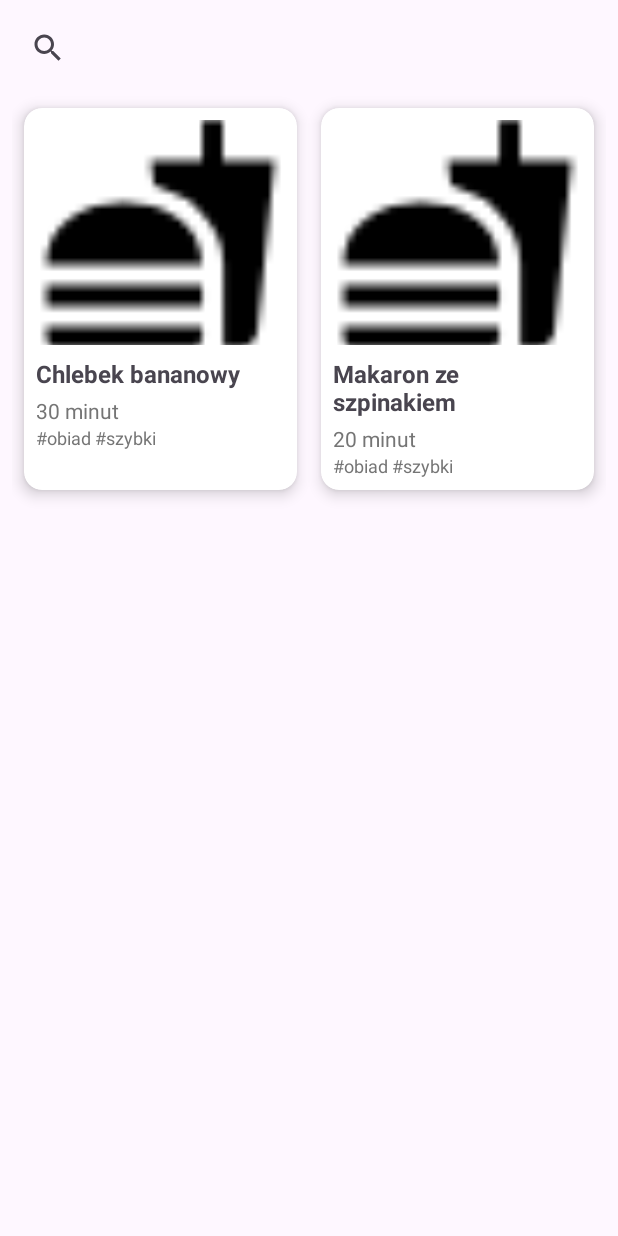
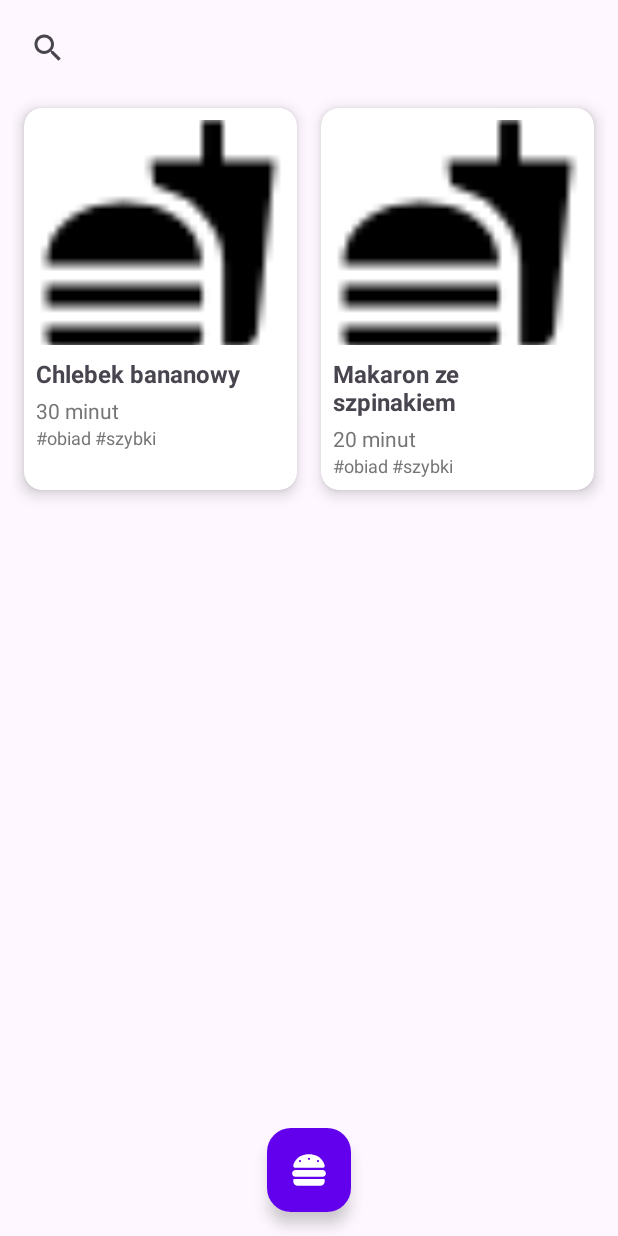
Before and after one commit to Dudziak07/CookMate, an Android app: the screen it shows after launch (RecipesActivity), on a phone screen of 412 x 824 dp. Run offline under Robolectric (Android 15) with nearby library versions, the light colour scheme and no system bars; our stand-ins replace Room's generated code.

Commit message:
Floating button na dole oraz działający przycisk dodawnia

```diff
--- a/app/build.gradle.kts
+++ b/app/build.gradle.kts
@@ -57,6 +57,8 @@ dependencies {
 
     implementation(libs.cardview)
     implementation(libs.play.services.base) // lub najnowsza wersja
-    implementation(libs.appcompat.v161)
+    implementation(libs.appcompat)
     implementation(libs.annotation)
+    implementation(libs.material)
+
 }
--- /dev/null
+++ b/app/src/main/res/drawable/burger_menu.xml
@@ -0,0 +1,9 @@
+<vector xmlns:android="http://schemas.android.com/apk/res/android"
+    android:width="512dp"
+    android:height="512dp"
+    android:viewportWidth="512"
+    android:viewportHeight="512">
+  <path
+      android:fillColor="#FF000000"
+      android:pathData="M61.1,224C45,224 32,211 32,194.9c0,-1.9 0.2,-3.7 0.6,-5.6C37.9,168.3 78.8,32 256,32s218.1,136.3 223.4,157.3c0.5,1.9 0.6,3.7 0.6,5.6c0,16.1 -13,29.1 -29.1,29.1L61.1,224zM144,128a16,16 0,1 0,-32 0,16 16,0 1,0 32,0zM384,144a16,16 0,1 0,0 -32,16 16,0 1,0 0,32zM272,96a16,16 0,1 0,-32 0,16 16,0 1,0 32,0zM16,304c0,-26.5 21.5,-48 48,-48l384,0c26.5,0 48,21.5 48,48s-21.5,48 -48,48L64,352c-26.5,0 -48,-21.5 -48,-48zM32,400c0,-8.8 7.2,-16 16,-16l416,0c8.8,0 16,7.2 16,16l0,16c0,35.3 -28.7,64 -64,64L96,480c-35.3,0 -64,-28.7 -64,-64l0,-16z"/>
+</vector>
--- /dev/null
+++ b/app/src/main/res/drawable/ic_add.xml
@@ -0,0 +1,5 @@
+<vector xmlns:android="http://schemas.android.com/apk/res/android" android:height="24dp" android:tint="#000000" android:viewportHeight="24" android:viewportWidth="24" android:width="24dp">
+
+    <path android:fillColor="@android:color/white" android:pathData="M12,2C6.48,2 2,6.48 2,12s4.48,10 10,10 10,-4.48 10,-10S17.52,2 12,2zM17,13h-4v4h-2v-4L7,13v-2h4L11,7h2v4h4v2z"/>
+
+</vector>
--- a/app/src/main/res/layout/activity_recipes.xml
+++ b/app/src/main/res/layout/activity_recipes.xml
@@ -1,8 +1,10 @@
 <androidx.constraintlayout.widget.ConstraintLayout
     xmlns:android="http://schemas.android.com/apk/res/android"
+    xmlns:tools="http://schemas.android.com/tools"
     xmlns:app="http://schemas.android.com/apk/res-auto"
     android:layout_width="match_parent"
-    android:layout_height="match_parent">
+    android:layout_height="match_parent"
+    tools:context=".view.RecipesActivity">
 
     <!-- Pasek wyszukiwania -->
     <androidx.appcompat.widget.SearchView
@@ -28,4 +30,31 @@
         app:layout_constraintStart_toStartOf="parent"
         app:layout_constraintEnd_toEndOf="parent"
         android:padding="8dp" />
+
+    <!-- FloatingActionButton (Hamburger menu) -->
+    <com.google.android.material.floatingactionbutton.FloatingActionButton
+        android:id="@+id/fab_main"
+        android:layout_width="wrap_content"
+        android:layout_height="wrap_content"
+        app:srcCompat="@drawable/burger_menu"
+        app:tint="@android:color/white"
+        app:backgroundTint="@color/purple_500"
+        app:layout_constraintBottom_toBottomOf="parent"
+        app:layout_constraintStart_toStartOf="parent"
+        app:layout_constraintEnd_toEndOf="parent"
+        android:layout_marginBottom="16dp" />
+
+    <!-- Dodatkowy przycisk 1 -->
+    <com.google.android.material.floatingactionbutton.FloatingActionButton
+        android:id="@+id/fab_add_recipe"
+        android:layout_width="wrap_content"
+        android:layout_height="wrap_content"
+        app:srcCompat="@drawable/ic_add"
+        app:tint="@android:color/white"
+        app:backgroundTint="@color/purple_500"
+        android:visibility="gone"
+        app:layout_constraintBottom_toBottomOf="parent"
+        app:layout_constraintStart_toStartOf="parent"
+        app:layout_constraintEnd_toEndOf="parent"
+        android:layout_marginBottom="80dp" />
 </androidx.constraintlayout.widget.ConstraintLayout>
--- a/app/src/main/res/values/colors.xml
+++ b/app/src/main/res/values/colors.xml
@@ -2,4 +2,7 @@
 <resources>
     <color name="black">#FF000000</color>
     <color name="white">#FFFFFFFF</color>
+
+    <color name="purple_500">#6200EE</color>
+
 </resources>
--- a/gradle/libs.versions.toml
+++ b/gradle/libs.versions.toml
@@ -1,7 +1,7 @@
 [versions]
 agp = "8.8.0"
 annotation = "1.9.1"
-appcompatVersion = "1.6.1"
+appcompatVersion = "1.7.0"
 cardview = "1.0.0"
 glide = "4.12.0"
 junit = "4.13.2"
@@ -11,6 +11,7 @@ appcompat = "1.7.0"
 material = "1.12.0"
 activity = "1.10.0"
 constraintlayout = "2.2.0"
+materialVersion = "1.12.0"
 playServicesBase = "18.5.0"
 roomRuntime = "2.6.1"
 ksp = "2.0.21-1.0.27"
@@ -29,6 +30,7 @@ appcompat = { group = "androidx.appcompat", name = "appcompat", version.ref = "a
 material = { group = "com.google.android.material", name = "material", version.ref = "material" }
 activity = { group = "androidx.activity", name = "activity", version.ref = "activity" }
 constraintlayout = { group = "androidx.constraintlayout", name = "constraintlayout", version.ref = "constraintlayout" }
+material-v190 = { module = "com.google.android.material:material", version.ref = "materialVersion" }
 play-services-base = { module = "com.google.android.gms:play-services-base", version.ref = "playServicesBase" }
 room-runtime = { group = "androidx.room", name = "room-runtime", version.ref = "room" }
 room-compiler = { group = "androidx.room", name = "room-compiler", version.ref = "room" }
```
Also changed, not shown: app/src/main/java/com/example/cookmate/view/RecipesActivity.java (+38 -10 lines), app/src/main/res/drawable/reload.png (added).
